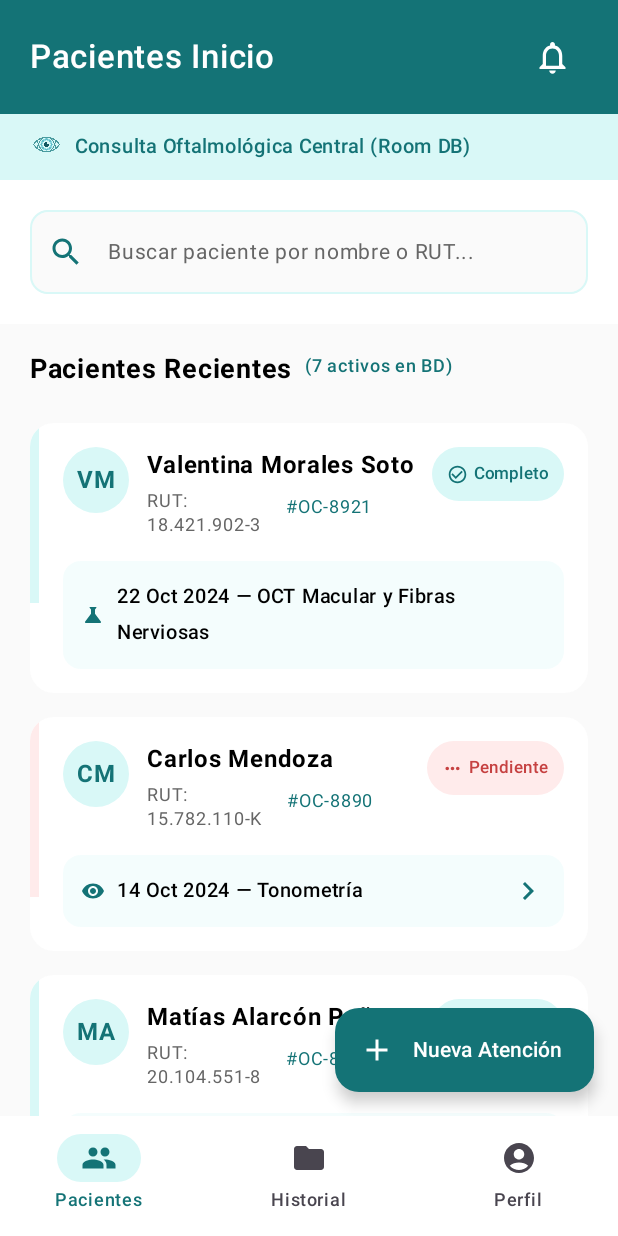
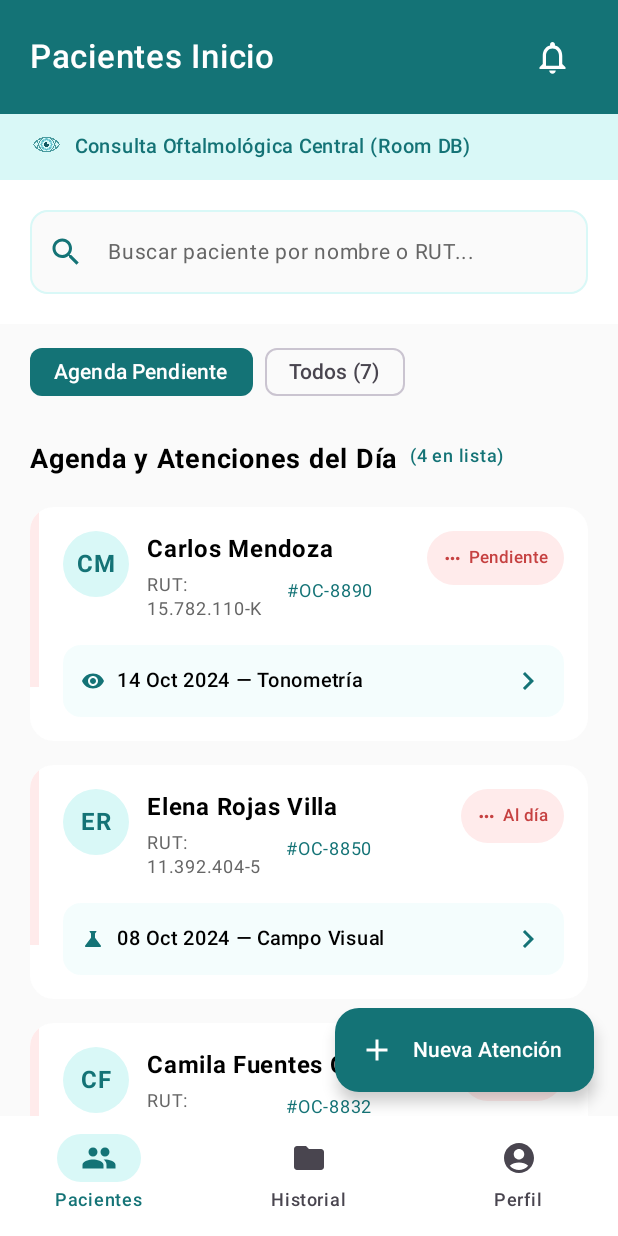
Before and after one commit to Tzequiel/Ocularis, an Android app built with Jetpack Compose: the HomeScreen screen opened through its navigation route, on a phone screen of 412 x 824 dp. Run offline under Robolectric (Android 15) with nearby library versions, the phone set to English and light mode, and no system bars; our stand-ins replace Room's generated code.

Commit message:
Add HoraMedicaScreen for specialist consultations, update HomeScreen agenda filtering, and centralize theme colors

```diff
--- a/Ocularis/app/src/main/java/com/duoc/ocularis/navigation/AppNavigation.kt
+++ b/Ocularis/app/src/main/java/com/duoc/ocularis/navigation/AppNavigation.kt
@@ -24,6 +24,7 @@ import com.duoc.ocularis.ui.screens.GestionUsuariosScreen
 import com.duoc.ocularis.ui.screens.HistorialScreen
 import com.duoc.ocularis.model.RolUsuario
 import com.duoc.ocularis.ui.screens.HomeScreen
+import com.duoc.ocularis.ui.screens.HoraMedicaScreen
 import com.duoc.ocularis.ui.screens.ListaExamenesScreen
 import com.duoc.ocularis.ui.screens.LoginScreen
 import com.duoc.ocularis.ui.screens.MisExamenesScreen
@@ -158,7 +159,22 @@ fun AppNavigation(vm: AppViewModel = viewModel()) {
                 HomeScreen(
                     onNavigateToNuevaAtencion = { navController.navigate(route = "nueva_atencion") },
                     onNavigateToDetalle = { idPaciente ->
-                        navController.navigate(Screen.DetallePaciente.createRoute(idPaciente))
+                        navController.navigate(Screen.HoraMedica.createRoute(idPaciente))
+                    }
+                )
+            }
+
+            // Ruta 6.4: Consulta / Hora Médica Activa (Especialista)
+            composable(
+                route = Screen.HoraMedica.route
+            ) { backStackEntry ->
+                val pacienteId = backStackEntry.arguments?.getString("pacienteId") ?: "OC-8921"
+                HoraMedicaScreen(
+                    pacienteId = pacienteId,
+                    vm = vm,
+                    onNavigateBack = { navController.popBackStack() },
+                    onNavigateToDetallePaciente = { idFicha ->
+                        navController.navigate(Screen.DetallePaciente.createRoute(idFicha))
                     }
                 )
             }
--- a/Ocularis/app/src/main/java/com/duoc/ocularis/navigation/Screen.kt
+++ b/Ocularis/app/src/main/java/com/duoc/ocularis/navigation/Screen.kt
@@ -15,6 +15,9 @@ sealed class Screen(val route: String) {
     object DetalleExamen : Screen("detalle_examen/{examenId}") {
         fun createRoute(examenId: String) = "detalle_examen/$examenId"
     }
+    object HoraMedica : Screen("hora_medica/{pacienteId}") {
+        fun createRoute(pacienteId: String) = "hora_medica/$pacienteId"
+    }
 
     // Rutas para Admin y Paciente
     object AdminDashboard : Screen("admin_dashboard")
--- a/Ocularis/app/src/main/java/com/duoc/ocularis/ui/screens/HomeScreen.kt
+++ b/Ocularis/app/src/main/java/com/duoc/ocularis/ui/screens/HomeScreen.kt
@@ -22,14 +22,8 @@ import androidx.compose.ui.unit.dp
 import androidx.compose.ui.unit.sp
 import androidx.lifecycle.viewmodel.compose.viewModel
 import com.duoc.ocularis.R
+import com.duoc.ocularis.ui.theme.*
 import com.duoc.ocularis.viewmodel.AppViewModel
-
-private val DarkTeal = Color(0xFF147376)
-private val LightCyan = Color(0xFFD9F8F7)
-private val LightPink = Color(0xFFFFEBEB)
-private val DarkPinkText = Color(0xFFC64141)
-private val GrayText = Color(0xFF666666)
-private val BackgroundColor = Color(0xFFFAFAFA)
 
 @OptIn(ExperimentalMaterial3Api::class)
 @Composable
@@ -40,12 +34,22 @@ fun HomeScreen(
 ) {
     val pacientesDb by vm.pacientes.collectAsState()
     var searchQuery by remember { mutableStateOf("") }
+    var mostrarSoloPendientes by remember { mutableStateOf(true) }
 
     val filteredPacientesDb = pacientesDb.filter { p ->
-        searchQuery.isBlank() ||
-        p.nombre.contains(searchQuery, ignoreCase = true) ||
-        p.rut.contains(searchQuery, ignoreCase = true) ||
-        p.ficha.contains(searchQuery, ignoreCase = true)
+        val coincideBusqueda = searchQuery.isBlank() ||
+            p.nombre.contains(searchQuery, ignoreCase = true) ||
+            p.rut.contains(searchQuery, ignoreCase = true) ||
+            p.ficha.contains(searchQuery, ignoreCase = true)
+
+        val esPendienteOEnCurso = !p.estado.contains("Completado", ignoreCase = true) &&
+                                  !p.estado.contains("Validado", ignoreCase = true)
+
+        if (mostrarSoloPendientes) {
+            coincideBusqueda && esPendienteOEnCurso
+        } else {
+            coincideBusqueda
+        }
     }
 
     Scaffold(
@@ -76,20 +80,47 @@ fun HomeScreen(
                 Row(
                     modifier = Modifier
                         .fillMaxWidth()
-                        .padding(horizontal = 20.dp, vertical = 16.dp),
+                        .padding(horizontal = 20.dp, vertical = 8.dp),
+                    horizontalArrangement = Arrangement.spacedBy(8.dp)
+                ) {
+                    FilterChip(
+                        selected = mostrarSoloPendientes,
+                        onClick = { mostrarSoloPendientes = true },
+                        label = { Text("Agenda Pendiente") },
+                        colors = FilterChipDefaults.filterChipColors(
+                            selectedContainerColor = DarkTeal,
+                            selectedLabelColor = Color.White
+                        )
+                    )
+                    FilterChip(
+                        selected = !mostrarSoloPendientes,
+                        onClick = { mostrarSoloPendientes = false },
+                        label = { Text("Todos (${pacientesDb.size})") },
+                        colors = FilterChipDefaults.filterChipColors(
+                            selectedContainerColor = DarkTeal,
+                            selectedLabelColor = Color.White
+                        )
+                    )
+                }
+            }
+            item {
+                Row(
+                    modifier = Modifier
+                        .fillMaxWidth()
+                        .padding(horizontal = 20.dp, vertical = 12.dp),
                     verticalAlignment = Alignment.Bottom,
                     horizontalArrangement = Arrangement.SpaceBetween
                 ) {
                     Row(verticalAlignment = Alignment.Bottom) {
                         Text(
-                            text = "Pacientes Recientes",
+                            text = if (mostrarSoloPendientes) "Agenda y Atenciones del Día" else "Todos los Pacientes",
                             fontSize = 18.sp,
                             fontWeight = FontWeight.Bold,
                             color = Color.Black
                         )
                         Spacer(modifier = Modifier.width(8.dp))
                         Text(
-                            text = "(${filteredPacientesDb.size} activos en BD)",
+                            text = "(${filteredPacientesDb.size} en lista)",
                             fontSize = 12.sp,
                             color = DarkTeal,
                             fontWeight = FontWeight.Medium,
--- a/Ocularis/app/src/main/java/com/duoc/ocularis/ui/theme/Color.kt
+++ b/Ocularis/app/src/main/java/com/duoc/ocularis/ui/theme/Color.kt
@@ -8,3 +8,11 @@ val OcularisSecondary = Color(0xFF44A1A0)
 val OcularisBackground = Color(0xFFFFFFFA)
 val OcularisText = Color(0xFF0D5C63)
 val OcularisAdicional = Color(0xFF78CDD7)
+
+// Colores corporativos adicionales
+val DarkTeal = Color(0xFF147376)
+val LightCyan = Color(0xFFD9F8F7)
+val LightPink = Color(0xFFFFEBEB)
+val DarkPinkText = Color(0xFFC64141)
+val GrayText = Color(0xFF666666)
+val BackgroundColor = Color(0xFFFAFAFA)
```
Also changed, not shown: Ocularis/app/src/main/java/com/duoc/ocularis/ui/screens/HoraMedicaScreen.kt (added, +285 -0 lines).
